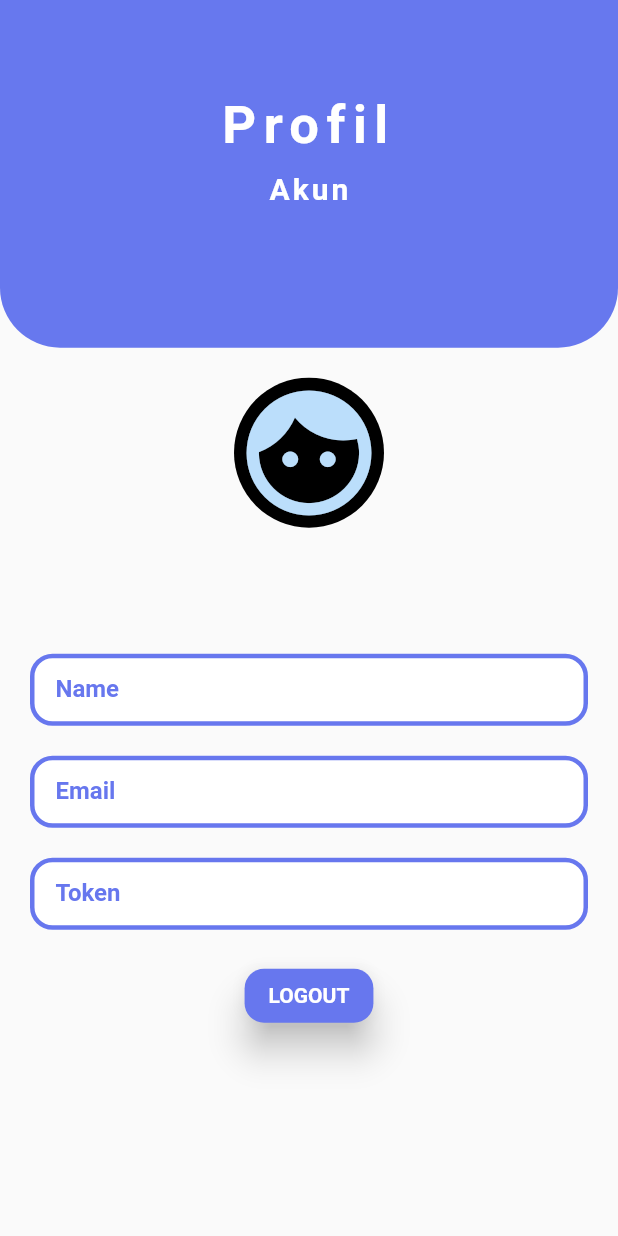
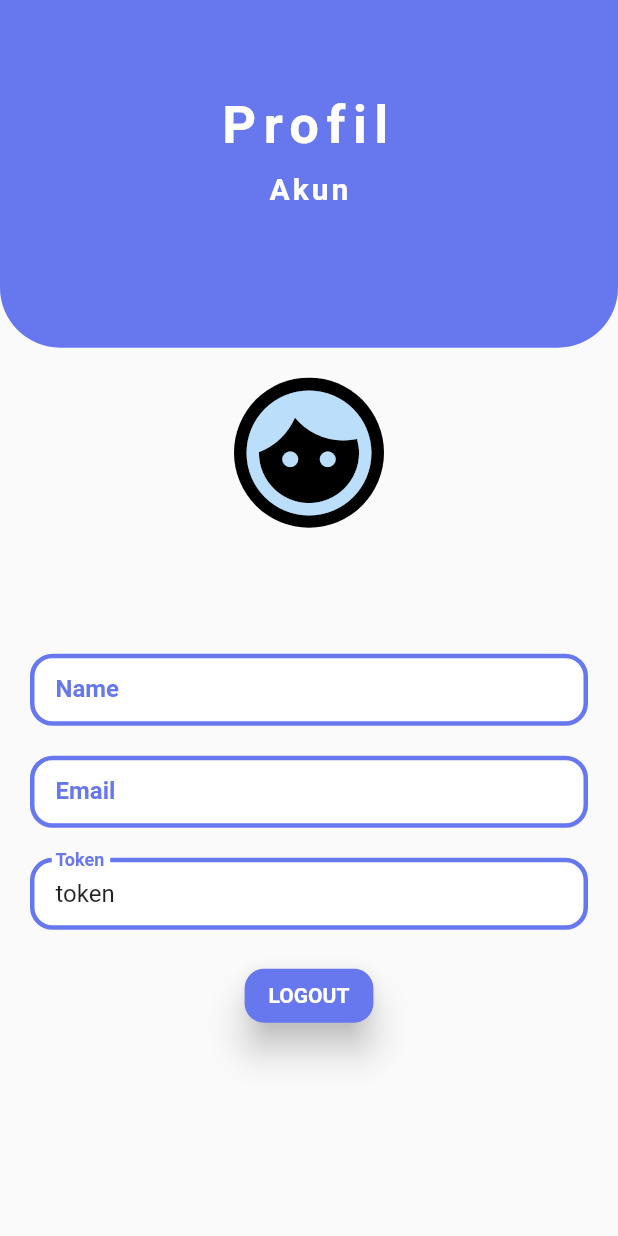
Before and after one commit to ghaan1/stater-code-flutter-test, a Flutter app: the MainProfil screen opened directly, on a phone screen of 412 x 824 dp. Run offline on Flutter 3.47's test engine with Material 2 defaults, Android fonts, the phone set to English and light mode, and no system bars; our stand-ins replace shared_preferences; accounts and stored records are empty; Roboto replaces fonts that are missing (Nunito).

Commit message:
Service Logout

```diff
--- a/lib/Pages/Home Page/Navbar/Profile/profile_page.dart
+++ b/lib/Pages/Home Page/Navbar/Profile/profile_page.dart
@@ -1,5 +1,6 @@
 import 'package:flutter/material.dart';
 import 'package:shared_preferences/shared_preferences.dart';
+import 'package:startercodepacitan/services/services.dart';
 
 import 'Components/bannerprofil.dart';
 
@@ -15,40 +16,40 @@ class _MainProfilState extends State<MainProfil> {
   String name = '';
   String email = '';
 
-  // getPref() async {
-  //   SharedPreferences pref = await SharedPreferences.getInstance();
-  //   setState(() {
-  //     const key = 'token';
-  //     const key1 = 'name';
-  //     const key2 = 'email';
-  //     final value = pref.get(key);
-  //     final value1 = pref.get(key1);
-  //     final value2 = pref.get(key2);
-  //     token = '$value';
-  //     name = '$value1';
-  //     email = '$value2';
-  //     txtName.text = name;
-  //     txtToken.text = token;
-  //     txtEmail.text = email;
-  //   });
-  // }
+  getPref() async {
+    SharedPreferences pref = await SharedPreferences.getInstance();
+    setState(() {
+      const key = 'token';
+      const key1 = 'name';
+      const key2 = 'email';
+      final value = pref.get(key);
+      final value1 = pref.get(key1);
+      final value2 = pref.get(key2);
+      token = '$value';
+      name = '$value1';
+      email = '$value2';
+      txtName.text = name;
+      txtToken.text = token;
+      txtEmail.text = email;
+    });
+  }
 
   @override
   void initState() {
-    // getPref();
+    getPref();
     super.initState();
   }
 
-  // logOut() async {
-  //   SharedPreferences preferences = await SharedPreferences.getInstance();
-  //   setState(() {
-  //     preferences.remove("token");
-  //     preferences.clear();
-  //   });
-  //   // final token = txtToken.text;
-  //   // final response = await HttpHelper().logout(token);
-  //   // print(response.body);
-  // }
+  logOut() async {
+    SharedPreferences preferences = await SharedPreferences.getInstance();
+    setState(() {
+      preferences.remove("token");
+      preferences.clear();
+    });
+    final token = txtToken.text;
+    final response = await ServicesAuth.logout(token);
+    print(response.body);
+  }
 
   final txtName = TextEditingController();
   final txtToken = TextEditingController();
@@ -132,7 +133,7 @@ class _MainProfilState extends State<MainProfil> {
                               ),
                               onPressed: () {
                                 Navigator.pushNamed(context, "/");
-                                // logOut();
+                                logOut();
                               },
                               child: const Text(
                                 'LOGOUT',
--- a/lib/services/services.dart
+++ b/lib/services/services.dart
@@ -5,4 +5,5 @@ import 'package:shared_preferences/shared_preferences.dart';
 
 part 'services_auth.dart';
 
-const String baseUrl = "http://172.20.10.5:8000/api/";
+const String baseUrl = "http://192.168.1.54:8000/api/";
+const String accept = "application/json";
```
Also changed, not shown: lib/services/services_auth.dart (+22 -4 lines).
